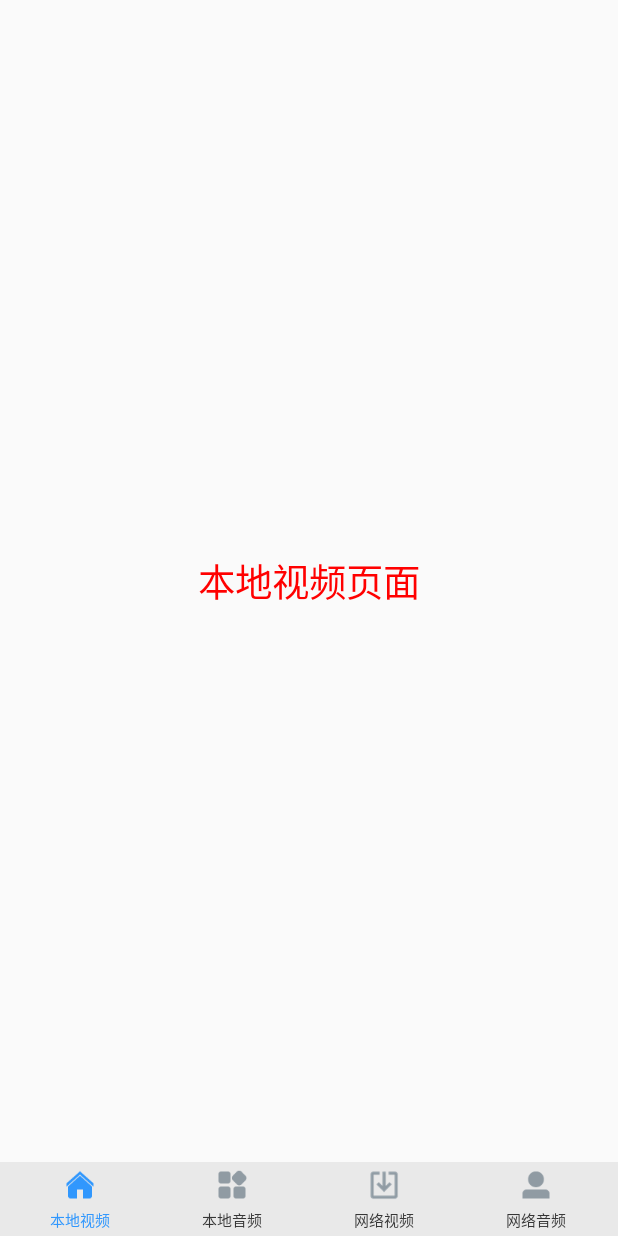
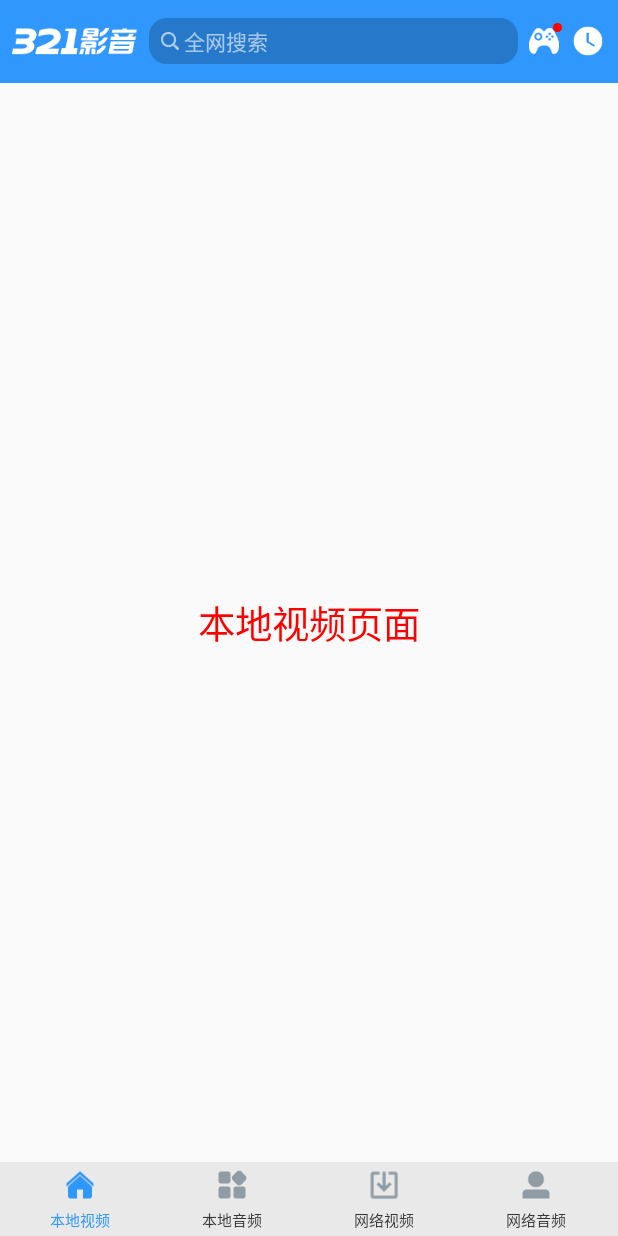
Before and after one commit to MAMAMASIYUAN/MobelPlayerFun, an Android app: the screen it shows after launch (MainActivity), on a phone screen of 412 x 824 dp. Run offline under Robolectric (Android 15) with nearby library versions, the phone set to English and light mode, and no system bars.

Commit message:
Avoid repeatding the init and add layout of title bar.

```diff
--- a/app/src/main/java/com/example/iori/mobelplayerfun/activity/MainActivity.java
+++ b/app/src/main/java/com/example/iori/mobelplayerfun/activity/MainActivity.java
@@ -95,8 +95,10 @@ public  class MainActivity extends FragmentActivity{
      */
     private BasePager getBasePager() {
         BasePager basePager = basePagers.get(position);
-        if(basePager != null){
+        if(basePager != null && !basePager.isInitData){
             basePager.initData();
+            basePager.isInitData = true;
+
         }
         return basePager;
     }
--- a/app/src/main/java/com/example/iori/mobelplayerfun/base/BasePager.java
+++ b/app/src/main/java/com/example/iori/mobelplayerfun/base/BasePager.java
@@ -28,6 +28,7 @@ public abstract class BasePager  {
     public View rootView;
     public boolean isInitData;
 
+
     public BasePager(Context context) {
         this.context = context;
         rootView = initView();
--- /dev/null
+++ b/app/src/main/res/drawable/dot.xml
@@ -0,0 +1,7 @@
+<?xml version="1.0" encoding="utf-8"?>
+<shape xmlns:android="http://schemas.android.com/apk/res/android" android:shape="oval">
+
+    <size android:height="6dp" android:width="6dp"/>
+    <solid android:color="#ff0000"/>
+
+</shape>
--- /dev/null
+++ b/app/src/main/res/drawable/tv_search_bg_selector.xml
@@ -0,0 +1,6 @@
+<?xml version="1.0" encoding="utf-8"?>
+<selector xmlns:android="http://schemas.android.com/apk/res/android">
+    <item android:state_pressed="false" android:drawable="@drawable/tv_search_bg_shap_normal"/>
+    <item android:state_pressed="true" android:drawable="@drawable/tv_search_bg_shap_pressed"/>
+
+</selector>
--- /dev/null
+++ b/app/src/main/res/drawable/tv_search_bg_shap_normal.xml
@@ -0,0 +1,12 @@
+<?xml version="1.0" encoding="utf-8"?>
+<shape xmlns:android="http://schemas.android.com/apk/res/android"
+    android:shape="rectangle">
+    <corners android:radius="12dp"/>
+    <solid android:color="#ff2679ca"/>
+    <padding
+        android:bottom="5dp"
+        android:left="8dp"
+        android:right="8dp"
+        android:top="5dp"/>
+
+</shape>
--- /dev/null
+++ b/app/src/main/res/drawable/tv_search_bg_shap_pressed.xml
@@ -0,0 +1,12 @@
+<?xml version="1.0" encoding="utf-8"?>
+<shape xmlns:android="http://schemas.android.com/apk/res/android"
+    android:shape="rectangle">
+    <corners android:radius="12dp"/>
+    <solid android:color="#cc2679ca"/>
+    <padding
+        android:bottom="5dp"
+        android:left="8dp"
+        android:right="8dp"
+        android:top="5dp"/>
+
+</shape>
--- /dev/null
+++ b/app/src/main/res/drawable/tv_search_drawable_selector.xml
@@ -0,0 +1,5 @@
+<?xml version="1.0" encoding="utf-8"?>
+<selector xmlns:android="http://schemas.android.com/apk/res/android">
+    <item android:state_pressed="false" android:drawable="@drawable/ic_sousuokuang"/>
+    <item android:state_pressed="true" android:drawable="@drawable/ic_sousuokuang_press"/>
+</selector>
--- /dev/null
+++ b/app/src/main/res/drawable/tv_search_textcolor_selector.xml
@@ -0,0 +1,5 @@
+<?xml version="1.0" encoding="utf-8"?>
+<selector xmlns:android="http://schemas.android.com/apk/res/android">
+    <item android:state_pressed="false" android:color="#99ffffff"/>
+    <item android:state_pressed="true" android:color="#ffffff"/>
+</selector>
--- a/app/src/main/res/layout/activity_main.xml
+++ b/app/src/main/res/layout/activity_main.xml
@@ -6,6 +6,7 @@
     android:orientation="vertical">
 
     <!--Item-->
+    <include layout="@layout/titlebar"/>
 
     <!--FrameLayout-->
     <FrameLayout
--- /dev/null
+++ b/app/src/main/res/layout/titlebar.xml
@@ -0,0 +1,56 @@
+<?xml version="1.0" encoding="utf-8"?>
+<LinearLayout xmlns:android="http://schemas.android.com/apk/res/android"
+    android:layout_width="match_parent"
+    android:layout_height="55dp"
+    android:gravity="center_vertical"
+    android:background="#ff3097fd"
+    android:orientation="horizontal">
+
+    <ImageView
+        android:layout_width="wrap_content"
+        android:layout_height="wrap_content"
+        android:layout_marginLeft="8dp"
+        android:src="@drawable/ic_topbanner_logo" />
+
+    <TextView
+        android:id="@+id/tv_search"
+        android:layout_width="wrap_content"
+        android:layout_height="wrap_content"
+        android:layout_marginLeft="8dp"
+        android:layout_weight="1"
+        android:background="@drawable/tv_search_bg_selector"
+        android:clickable="true"
+        android:drawableLeft="@drawable/tv_search_drawable_selector"
+        android:drawablePadding="3dp"
+        android:text="全网搜索"
+        android:textColor="@drawable/tv_search_textcolor_selector"
+        android:textSize="14sp"/>
+
+    <RelativeLayout
+        android:id="@+id/rl_game"
+        android:layout_width="wrap_content"
+        android:layout_height="wrap_content"
+        android:layout_marginLeft="5dp">
+
+        <TextView
+            android:id="@+id/tv_game"
+            android:layout_width="wrap_content"
+            android:layout_height="wrap_content"
+            android:drawableLeft="@drawable/ic_topbanner_game"/>
+
+        <ImageView
+            android:layout_width="6dp"
+            android:layout_height="6dp"
+            android:layout_alignRight="@id/tv_game"
+            android:background="@drawable/dot"/>
+
+    </RelativeLayout>
+
+    <ImageView
+        android:id="@+id/iv_record"
+        android:layout_marginLeft="5dp"
+        android:layout_marginRight="8dp"
+        android:layout_width="wrap_content"
+        android:layout_height="wrap_content"
+        android:src="@drawable/ic_topbanner_record"/>
+</LinearLayout>
```
